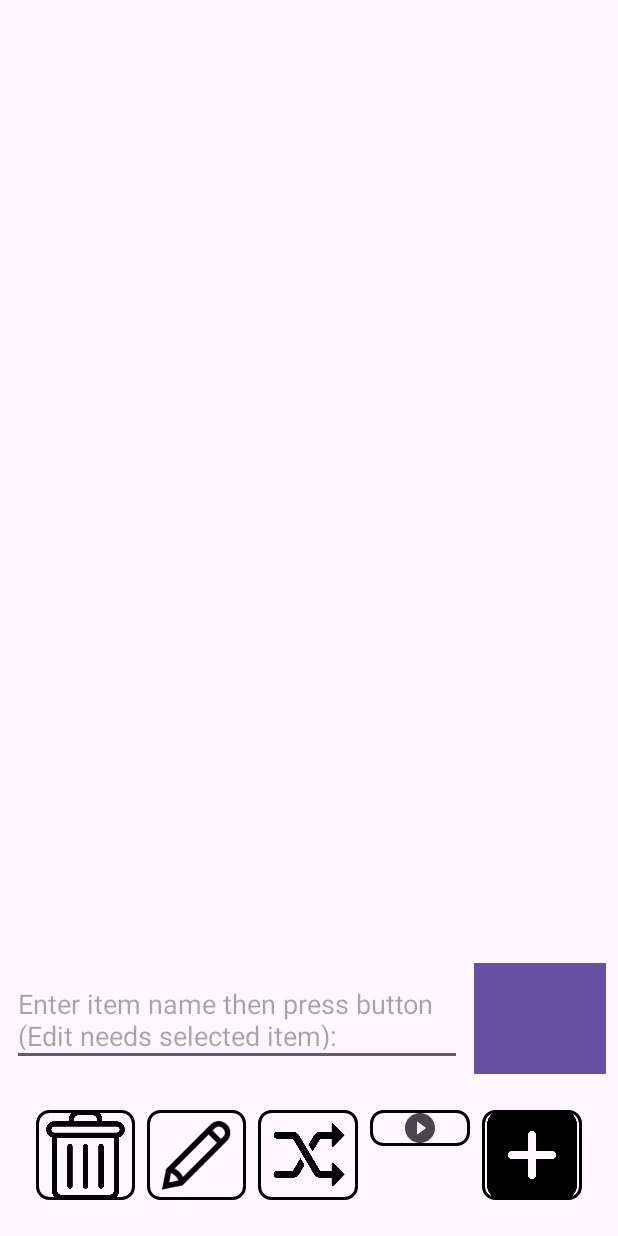
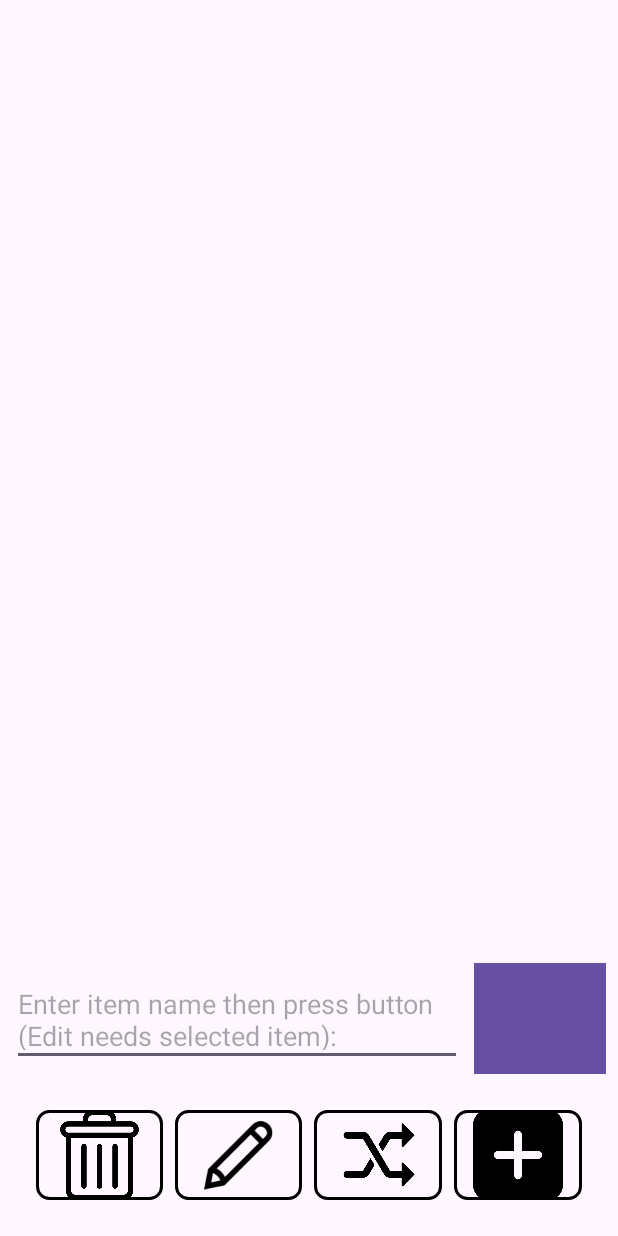
Before and after one commit to ramonm316/4350-Project, an Android app: the MainActivity screen opened directly, with no data from a screen before it, on a phone screen of 412 x 824 dp. Run offline under Robolectric (Android 15) with nearby library versions, the phone set to English and light mode, and no system bars.

Commit message:
Update activity_main.xml

```diff
--- a/ListRandom/app/src/main/res/layout/activity_main.xml
+++ b/ListRandom/app/src/main/res/layout/activity_main.xml
@@ -96,18 +96,6 @@
                 android:scaleType="fitCenter"
                 android:src="@drawable/ic_randomize" />
 
-            <!-- Spin button -->
-            <ImageButton
-                android:id="@+id/btn_spin"
-                android:layout_width="0dp"
-                android:layout_height="wrap_content"
-                android:layout_weight="1"
-                android:layout_margin="4dp"
-                android:scaleType="fitCenter"
-                android:src="@drawable/ic_spin"
-                android:contentDescription="@string/spin"
-                android:background="@drawable/button_background" />
-
             <!-- Add button -->
             <ImageButton
                 android:id="@+id/btn_add"
```
